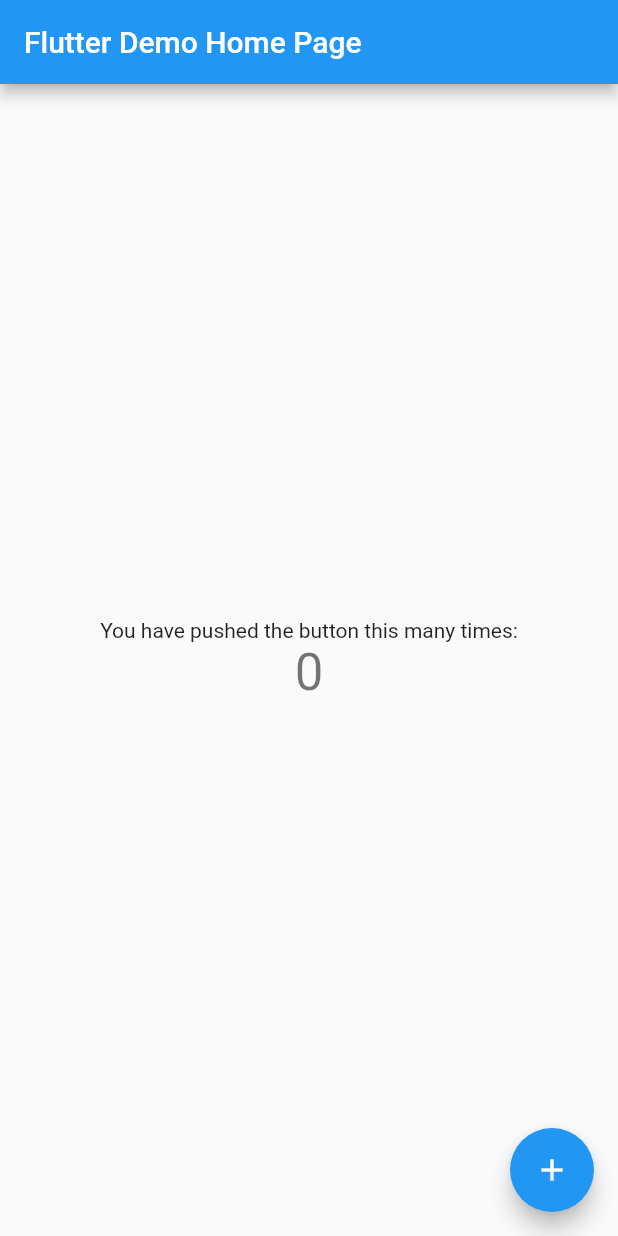
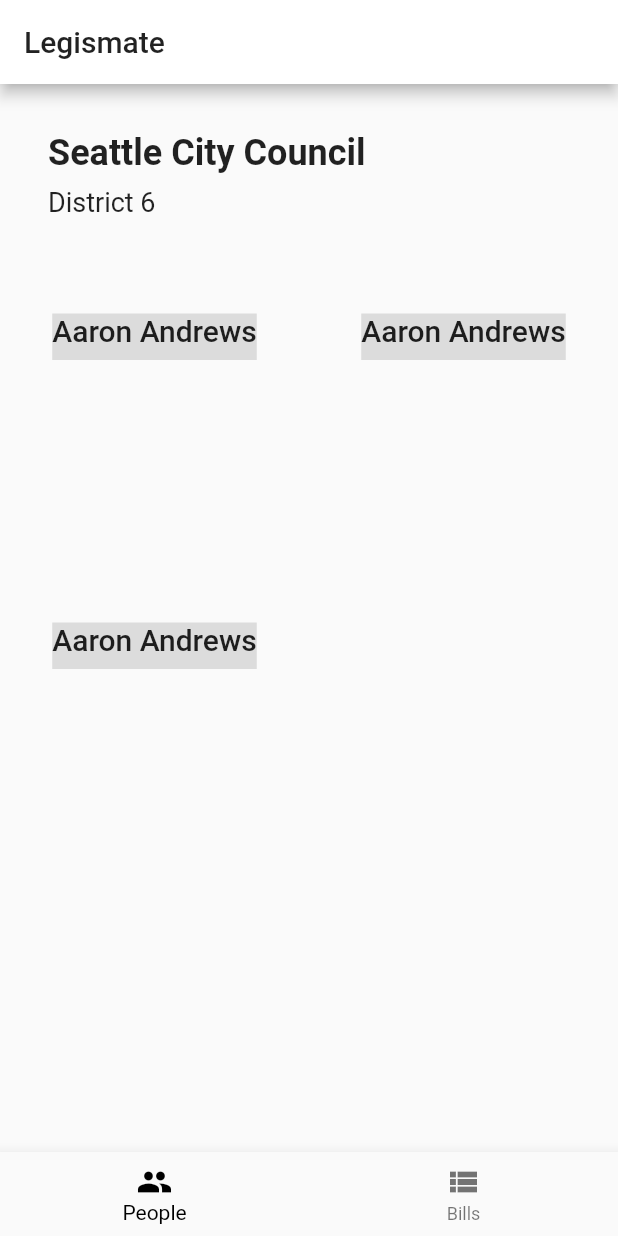
Before and after one commit to legismate/legismate_mobile, a Flutter app: the screen it shows after launch, on a phone screen of 412 x 824 dp. Run offline on Flutter 3.47's test engine with Material 2 defaults, Android fonts, the phone set to English and light mode, and no system bars.

Commit message:
Commit UI

```diff
--- a/lib/main.dart
+++ b/lib/main.dart
@@ -1,111 +1,111 @@
 import 'package:flutter/material.dart';
 
-void main() => runApp(MyApp());
+void main() => runApp(Legismate());
 
-class MyApp extends StatelessWidget {
-  // This widget is the root of your application.
+class Legismate extends StatelessWidget {
   @override
   Widget build(BuildContext context) {
     return MaterialApp(
-      title: 'Flutter Demo',
+      title: 'Legismate',
       theme: ThemeData(
-        // This is the theme of your application.
-        //
-        // Try running your application with "flutter run". You'll see the
-        // application has a blue toolbar. Then, without quitting the app, try
-        // changing the primarySwatch below to Colors.green and then invoke
-        // "hot reload" (press "r" in the console where you ran "flutter run",
-        // or simply save your changes to "hot reload" in a Flutter IDE).
-        // Notice that the counter didn't reset back to zero; the application
-        // is not restarted.
-        primarySwatch: Colors.blue,
+        brightness: Brightness.light,
+        primaryColor: Colors.white,
+        accentColor: Colors.black,
+
+        // Define the default TextTheme. Use this to specify the default
+        // text styling for headlines, titles, bodies of text, and more.
+        textTheme: TextTheme(
+            headline: TextStyle(fontWeight: FontWeight.w600, fontSize: 24),
+            title: TextStyle(fontSize: 20),
+            subhead: TextStyle(fontSize: 18),
+            body1: TextStyle(fontSize: 16),
+            body2: TextStyle(fontSize: 14)),
       ),
-      home: MyHomePage(title: 'Flutter Demo Home Page'),
+      home: Scaffold(
+        appBar: AppBar(
+          title: Text('Legismate'),
+        ),
+        body: PeoplePage(),
+        bottomNavigationBar: BottomNavigationBar(
+//          onTap: (newIndex) => setState(() => _index = newIndex),
+//          currentIndex: _index,
+          selectedItemColor: Colors.black,
+          items: [
+            BottomNavigationBarItem(
+              icon: new Icon(Icons.people),
+              title: new Text("People"),
+            ),
+            BottomNavigationBarItem(
+              icon: new Icon(Icons.view_list),
+              title: new Text("Bills"),
+            ),
+          ],
+        ),
+      ),
     );
   }
 }
 
-class MyHomePage extends StatefulWidget {
-  MyHomePage({Key key, this.title}) : super(key: key);
-
-  // This widget is the home page of your application. It is stateful, meaning
-  // that it has a State object (defined below) that contains fields that affect
-  // how it looks.
-
-  // This class is the configuration for the state. It holds the values (in this
-  // case the title) provided by the parent (in this case the App widget) and
-  // used by the build method of the State. Fields in a Widget subclass are
-  // always marked "final".
-
-  final String title;
-
-  @override
-  _MyHomePageState createState() => _MyHomePageState();
-}
-
-class _MyHomePageState extends State<MyHomePage> {
-  int _counter = 0;
-
-  void _incrementCounter() {
-    setState(() {
-      // This call to setState tells the Flutter framework that something has
-      // changed in this State, which causes it to rerun the build method below
-      // so that the display can reflect the updated values. If we changed
-      // _counter without calling setState(), then the build method would not be
-      // called again, and so nothing would appear to happen.
-      _counter++;
-    });
-  }
-
+class PeoplePage extends StatelessWidget {
   @override
   Widget build(BuildContext context) {
-    // This method is rerun every time setState is called, for instance as done
-    // by the _incrementCounter method above.
-    //
-    // The Flutter framework has been optimized to make rerunning build methods
-    // fast, so that you can just rebuild anything that needs updating rather
-    // than having to individually change instances of widgets.
-    return Scaffold(
-      appBar: AppBar(
-        // Here we take the value from the MyHomePage object that was created by
-        // the App.build method, and use it to set our appbar title.
-        title: Text(widget.title),
+    Widget districtTitleSection = Container(
+      padding: const EdgeInsets.all(32),
+      child: Row(children: [
+        Expanded(
+          child: Column(
+            crossAxisAlignment: CrossAxisAlignment.start,
+            children: [
+              Container(
+                padding: const EdgeInsets.only(bottom: 8),
+                child: Text(
+                  'Seattle City Council',
+                  softWrap: true,
+                  style: Theme.of(context).textTheme.headline,
+                ),
+              ),
+              Text(
+                'District 6',
+                style: Theme.of(context).textTheme.subhead,
+              ),
+            ],
+          ),
+        ),
+      ]),
+    );
+
+    Widget personCard = Container(
+      padding: const EdgeInsets.all(32),
+      child: Column(
+        children: [
+          Container(
+//            alignment: ,
+            padding: const EdgeInsets.only(bottom: 8),
+            color: Colors.black12,
+            child: Text(
+              'Aaron Andrews',
+              softWrap: true,
+              style: Theme.of(context).textTheme.title,
+            ),
+          ),
+        ],
       ),
-      body: Center(
-        // Center is a layout widget. It takes a single child and positions it
-        // in the middle of the parent.
-        child: Column(
-          // Column is also layout widget. It takes a list of children and
-          // arranges them vertically. By default, it sizes itself to fit its
-          // children horizontally, and tries to be as tall as its parent.
-          //
-          // Invoke "debug painting" (press "p" in the console, choose the
-          // "Toggle Debug Paint" action from the Flutter Inspector in Android
-          // Studio, or the "Toggle Debug Paint" command in Visual Studio Code)
-          // to see the wireframe for each widget.
-          //
-          // Column has various properties to control how it sizes itself and
-          // how it positions its children. Here we use mainAxisAlignment to
-          // center the children vertically; the main axis here is the vertical
-          // axis because Columns are vertical (the cross axis would be
-          // horizontal).
-          mainAxisAlignment: MainAxisAlignment.center,
-          children: <Widget>[
-            Text(
-              'You have pushed the button this many times:',
-            ),
-            Text(
-              '$_counter',
-              style: Theme.of(context).textTheme.display1,
-            ),
-          ],
+    );
+
+    return Container(
+        child: CustomScrollView(slivers: <Widget>[
+      SliverList(
+        delegate: SliverChildListDelegate(
+          [districtTitleSection],
         ),
       ),
-      floatingActionButton: FloatingActionButton(
-        onPressed: _incrementCounter,
-        tooltip: 'Increment',
-        child: Icon(Icons.add),
-      ), // This trailing comma makes auto-formatting nicer for build methods.
-    );
+      SliverGrid(
+        gridDelegate:
+            SliverGridDelegateWithFixedCrossAxisCount(crossAxisCount: 2),
+        delegate: SliverChildListDelegate(
+          [personCard, personCard, personCard],
+        ),
+      ),
+    ]));
   }
 }
```
Also changed, not shown: 1 other file.
